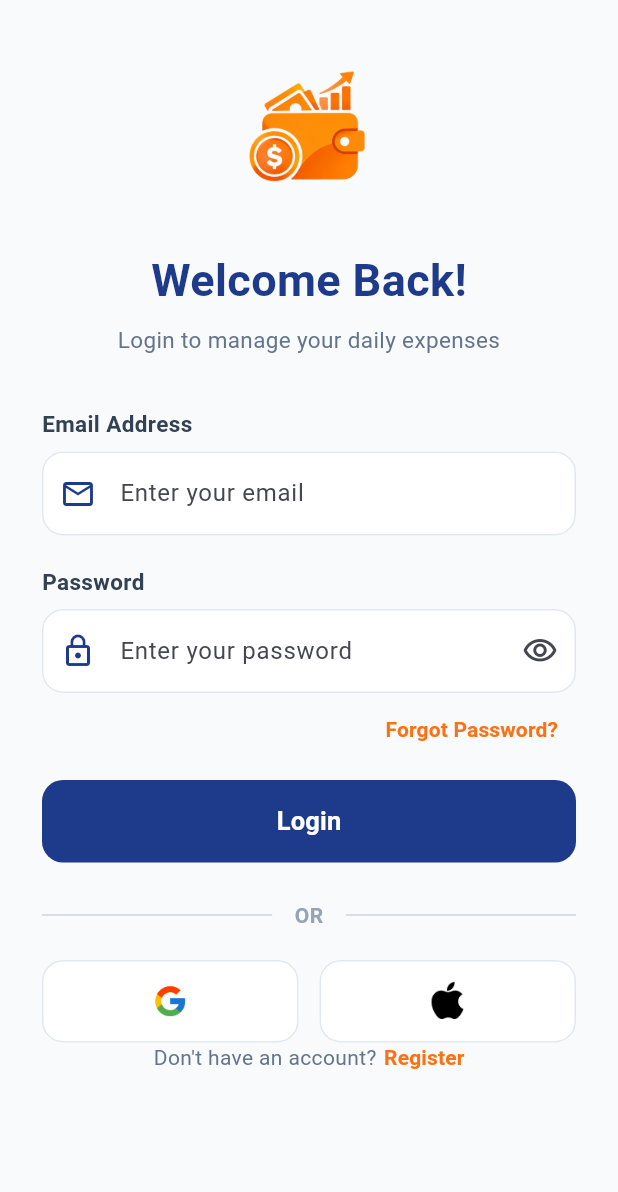
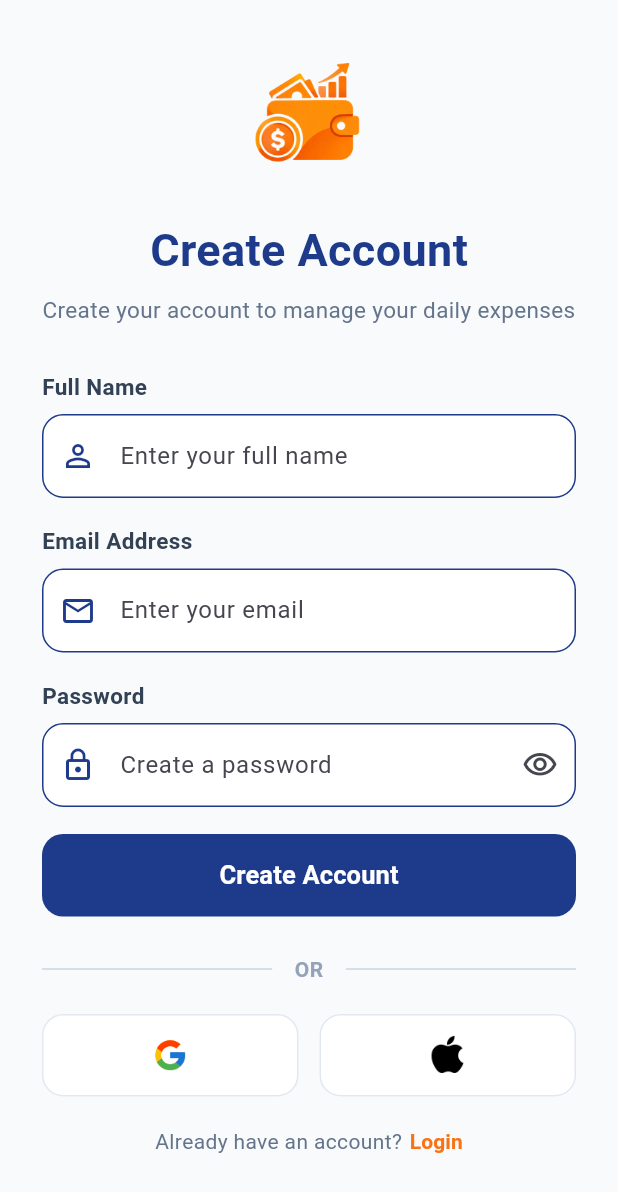
Before and after one commit to DevHirusha/Daily-Expenses-Tracker, a Flutter app: the LoginScreen screen opened directly, after a tap on "Register", on a phone screen of 412 x 824 dp. Shown: the top 1192 px of the screen. Run offline on Flutter 3.47's test engine with Material 3 defaults, Android fonts, the phone set to English and light mode, and no system bars.

Commit message:
feat(auth): add login and registration screens with navigation
Introduce the authentication entry points for the app, allowing users
to log in with email and password, register a new account, or recover
a forgotten password. Both screens share a consistent visual language
using a slate/blue palette with orange accents.

- Add LoginScreen with email and password fields
- Add password visibility toggle on login
- Add navigation to RegisterScreen and ForgotPasswordScreen
- Add social login buttons (Google, Apple) as UI placeholders
- Add RegisterScreen with name, email, password, and confirm fields
- Add client-side validation for all registration inputs
- Add loading state and success feedback on registration submit
- Dispose all TextEditingControllers in both screens
- Use scroll-safe layouts for smaller devices

```diff
--- a/lib/screens/login_screen.dart
+++ b/lib/screens/login_screen.dart
@@ -1,4 +1,6 @@
 import 'package:flutter/material.dart';
+import 'register_screen.dart';
+import 'forgot_password_screen.dart';
 
 
 class LoginScreen extends StatefulWidget {
@@ -36,9 +38,9 @@ class _LoginScreenState extends State<LoginScreen> {
               children: [
                 const SizedBox(height: 40),
 
-                // =========================
+
                 // Logo
-                // =========================
+
                 Center(
                   child: Image.asset(
                     'assets/images/logo.png',
@@ -50,9 +52,9 @@ class _LoginScreenState extends State<LoginScreen> {
 
                 const SizedBox(height: 25),
 
-                // =========================
+
                 // Welcome Text
-                // =========================
+
                 const Center(
                   child: Text(
                     'Welcome Back!',
@@ -79,9 +81,9 @@ class _LoginScreenState extends State<LoginScreen> {
 
                 const SizedBox(height: 35),
 
-                // =========================
+
                 // Email Label
-                // =========================
+
                 const Text(
                   'Email Address',
                   style: TextStyle(
@@ -93,9 +95,9 @@ class _LoginScreenState extends State<LoginScreen> {
 
                 const SizedBox(height: 8),
 
-                // =========================
+
                 // Email Field
-                // =========================
+
                 TextField(
                   controller: _emailController,
                   keyboardType: TextInputType.emailAddress,
@@ -118,7 +120,7 @@ class _LoginScreenState extends State<LoginScreen> {
                     enabledBorder: OutlineInputBorder(
                       borderRadius: BorderRadius.circular(14),
                       borderSide: const BorderSide(
-                        color: Color(0xFFE2E8F0),
+                        color: Color(0xFF1E3A8A),
                       ),
                     ),
 
@@ -126,7 +128,7 @@ class _LoginScreenState extends State<LoginScreen> {
                       borderRadius: BorderRadius.circular(14),
                       borderSide: const BorderSide(
                         color: Color(0xFF1E3A8A),
-                        width: 1.5,
+                        width: 2,
                       ),
                     ),
                   ),
@@ -134,9 +136,9 @@ class _LoginScreenState extends State<LoginScreen> {
 
                 const SizedBox(height: 20),
 
-                // =========================
+
                 // Password Label
-                // =========================
+
                 const Text(
                   'Password',
                   style: TextStyle(
@@ -148,9 +150,9 @@ class _LoginScreenState extends State<LoginScreen> {
 
                 const SizedBox(height: 8),
 
-                // =========================
+
                 // Password Field
-                // =========================
+
                 TextField(
                   controller: _passwordController,
                   obscureText: _obscurePassword,
@@ -186,7 +188,7 @@ class _LoginScreenState extends State<LoginScreen> {
                     enabledBorder: OutlineInputBorder(
                       borderRadius: BorderRadius.circular(14),
                       borderSide: const BorderSide(
-                        color: Color(0xFFE2E8F0),
+                        color: Color(0xFF1E3A8A),
                       ),
                     ),
 
@@ -194,20 +196,25 @@ class _LoginScreenState extends State<LoginScreen> {
                       borderRadius: BorderRadius.circular(14),
                       borderSide: const BorderSide(
                         color: Color(0xFF1E3A8A),
-                        width: 1.5,
+                        width: 2,
                       ),
                     ),
                   ),
                 ),
 
-                // =========================
+
                 // Forgot Password
-                // =========================
+
                 Align(
                   alignment: Alignment.centerRight,
                   child: TextButton(
                     onPressed: () {
-                      // Forgot Password screen
+                      Navigator.push(
+                        context,
+                        MaterialPageRoute(
+                          builder: (context) => const ForgotPasswordScreen(),
+                        ),
+                      );
                     },
                     child: const Text(
                       'Forgot Password?',
@@ -221,9 +228,9 @@ class _LoginScreenState extends State<LoginScreen> {
 
                 const SizedBox(height: 10),
 
-                // =========================
+
                 // Login Button
-                // =========================
+
                 SizedBox(
                   width: double.infinity,
                   height: 55,
@@ -251,9 +258,9 @@ class _LoginScreenState extends State<LoginScreen> {
 
                 const SizedBox(height: 25),
 
-                // =========================
+
                 // OR Divider
-                // =========================
+
                 Row(
                   children: [
                     const Expanded(
@@ -283,14 +290,14 @@ class _LoginScreenState extends State<LoginScreen> {
 
                 const SizedBox(height: 20),
 
-                // =========================
+
                 // Google + Apple Buttons
-                // =========================
+
                 Row(
                   children: [
-                    // =========================
+
                     // Google Login
-                    // =========================
+
                     Expanded(
                       child: SizedBox(
                         height: 55,
@@ -319,9 +326,9 @@ class _LoginScreenState extends State<LoginScreen> {
 
                     const SizedBox(width: 14),
 
-                    // =========================
+
                     // Apple Login
-                    // =========================
+
                     Expanded(
                       child: SizedBox(
                         height: 55,
@@ -364,7 +371,12 @@ class _LoginScreenState extends State<LoginScreen> {
 
                     TextButton(
                       onPressed: () {
-                        // Register screen එකට navigate කරන්න
+                        Navigator.push(
+                          context,
+                          MaterialPageRoute(
+                            builder: (context) => const RegisterScreen(),
+                          ),
+                        );
                       },
                       style: TextButton.styleFrom(
                         padding: const EdgeInsets.only(left: 5),
```
